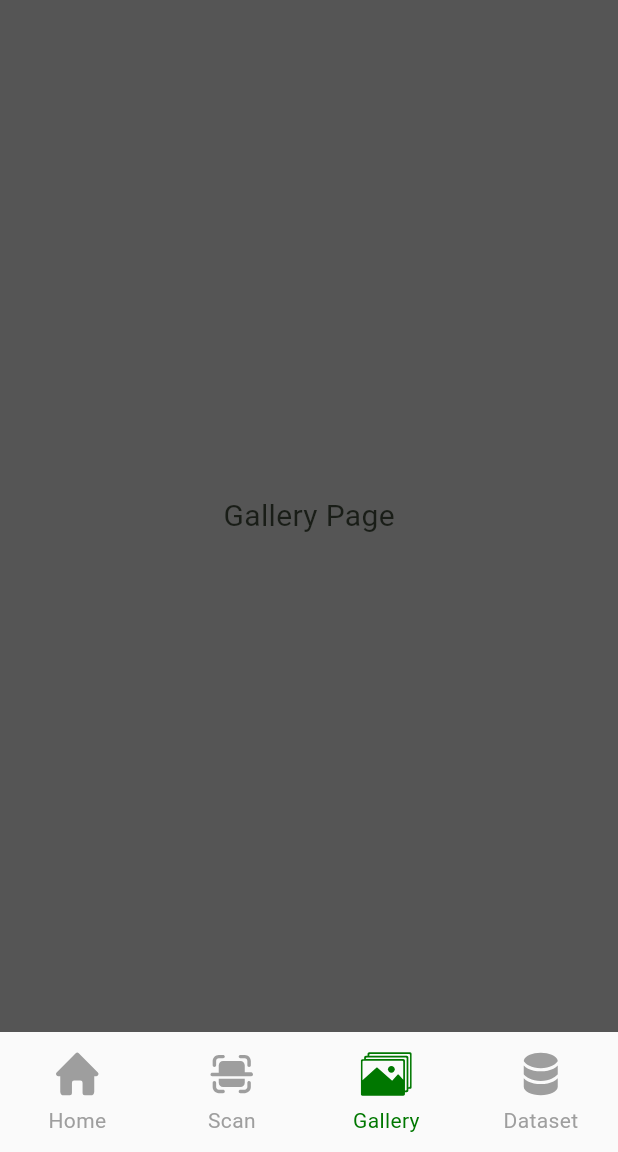
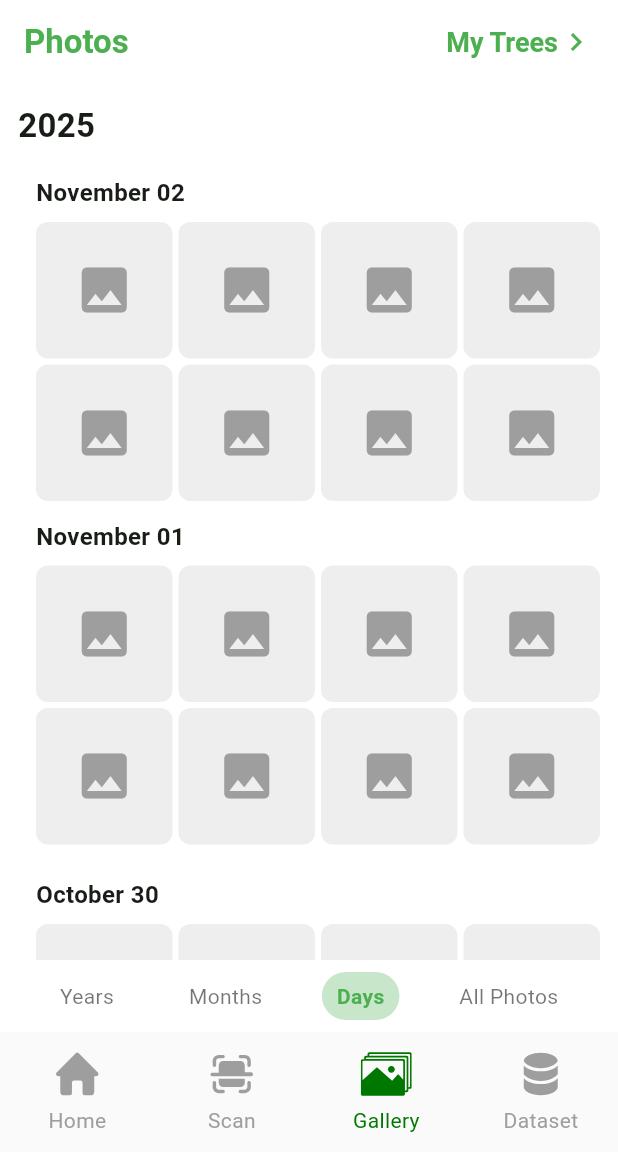
Before and after one commit to Jaero-O/Group_2_Repo_Flutter_Dev, a Flutter app: the screen it shows after launch, item 3 of the bottom bar chosen, on a phone screen of 412 x 824 dp, the part 84-1236 px from its top. Run offline on Flutter 3.47's test engine with Material 3 defaults, Android fonts, the phone set to English and light mode, and no system bars; our stand-ins replace fl_chart, flutter_svg, google_fonts.

Commit message:
feat: pages for gallery page

```diff
--- a/mangofy/lib/pages/gallery/gallery_page.dart
+++ b/mangofy/lib/pages/gallery/gallery_page.dart
@@ -1,15 +1,138 @@
 import 'package:flutter/material.dart';
+import 'my_trees_page.dart';
+import 'photos_view.dart'; // ✅ New Photos View
 
-class GalleryPage extends StatelessWidget {
-  const GalleryPage({super.key});
+class GalleryPage extends StatefulWidget {
+  final bool isSelectionMode; // 🔹 whether we are selecting photos for Dataset
+  final String? initialMode; // 🔹 start either in "Photos" or "My Trees"
+  final Function(List<String>)? onSelectionDone; // 🔹 callback for selected items
+
+  const GalleryPage({
+    super.key,
+    this.isSelectionMode = false,
+    this.initialMode,
+    this.onSelectionDone,
+  });
+
+  @override
+  State<GalleryPage> createState() => _GalleryPageState();
+}
+
+
+class _GalleryPageState extends State<GalleryPage> {
+  // Now only manages the high-level view state
+  bool isPhotosView = true;
+
+  @override
+  void initState() {
+    super.initState();
+    if (widget.initialMode == 'My Trees') {
+      isPhotosView = false;
+    }
+  }
 
   @override
   Widget build(BuildContext context) {
-    return const Center(
-      child: Text(
-        'Gallery Page',
-        style: TextStyle(fontSize: 20),
+    return Scaffold(
+      backgroundColor: Colors.white,
+
+      // ✅ TOP BAR (Switching logic remains here)
+      appBar: AppBar(
+        automaticallyImplyLeading: false,
+        backgroundColor: Colors.white,
+        elevation: 0,
+        title: Row(
+          mainAxisAlignment: MainAxisAlignment.spaceBetween,
+          children: [
+            // Title text (Photos or My Trees)
+            Text(
+              isPhotosView ? 'Photos' : 'My Trees',
+              style: const TextStyle(
+                fontSize: 22,
+                fontWeight: FontWeight.bold,
+                color: Colors.green,
+              ),
+            ),
+
+            // Toggle button
+            GestureDetector(
+              onTap: () {
+                setState(() {
+                  isPhotosView = !isPhotosView;
+                });
+              },
+              child: Row(
+                children: [
+                  Text(
+                    isPhotosView ? 'My Trees' : 'Photos',
+                    style: const TextStyle(
+                      fontSize: 18,
+                      fontWeight: FontWeight.bold,
+                      color: Colors.green,
+                    ),
+                  ),
+                  Icon(
+                    isPhotosView ? Icons.chevron_right : Icons.chevron_left,
+                    color: Colors.green,
+                  ),
+                ],
+              ),
+            ),
+          ],
+        ),
       ),
+
+      // ✅ BODY (Now uses the dedicated child widgets)
+      body: isPhotosView ? const PhotosView() : const MyTreesPage(),
+
+      // ✅ FLOATING BUTTON (Only visible in My Trees view)
+      floatingActionButton: !isPhotosView
+          ? FloatingActionButton(
+              backgroundColor: Colors.green,
+              onPressed: () {
+                // ... (Album creation logic remains here)
+                showDialog(
+                  context: context,
+                  builder: (context) {
+                    String newAlbum = '';
+                    return AlertDialog(
+                      title: const Text('Create New Album'),
+                      content: TextField(
+                        onChanged: (value) => newAlbum = value,
+                        decoration: const InputDecoration(
+                          hintText: 'Enter album name',
+                        ),
+                      ),
+                      actions: [
+                        TextButton(
+                          onPressed: () => Navigator.pop(context),
+                          child: const Text('Cancel'),
+                        ),
+                        ElevatedButton(
+                          onPressed: () {
+                            // Add album logic here
+                            Navigator.pop(context);
+                            ScaffoldMessenger.of(context).showSnackBar(
+                              SnackBar(
+                                content: Text('Album "$newAlbum" created!'),
+                              ),
+                            );
+                          },
+                          style: ElevatedButton.styleFrom(
+                            backgroundColor: Colors.green,
+                          ),
+                          child: const Text('Create'),
+                        ),
+                      ],
+                    );
+                  },
+                );
+              },
+              child: const Icon(Icons.add, color: Colors.white),
+            )
+          : null,
+
+      // Removed bottomNavigationBar property as it is now inside PhotosView
     );
   }
 }
--- /dev/null
+++ b/mangofy/lib/pages/gallery/photos_view.dart
@@ -0,0 +1,155 @@
+import 'package:flutter/material.dart';
+
+// -----------------------------------------------------------------------------
+// REUSABLE COMPONENT: The Photos Grid Content
+// -----------------------------------------------------------------------------
+// This stateless widget only displays the content, making it reusable
+// with different parents (GalleryPage or DatasetPage).
+class PhotoGridContent extends StatelessWidget {
+  const PhotoGridContent({super.key});
+
+  @override
+  Widget build(BuildContext context) {
+    return ListView(
+      padding: const EdgeInsets.all(12),
+      children: [
+        const Text(
+          '2025',
+          style: TextStyle(fontSize: 22, fontWeight: FontWeight.bold),
+        ),
+        const SizedBox(height: 8),
+        _buildMonthSection('November', ['02', '01']),
+        _buildMonthSection('October', ['30']),
+      ],
+    );
+  }
+
+  // Month/day photo grid logic (extracted from original _PhotosViewState)
+  Widget _buildMonthSection(String month, List<String> days) {
+    return Padding(
+      padding: const EdgeInsets.only(left: 12, top: 10),
+      child: Column(
+        crossAxisAlignment: CrossAxisAlignment.start,
+        children: days.map((day) {
+          return Padding(
+            padding: const EdgeInsets.only(bottom: 12),
+            child: Column(
+              crossAxisAlignment: CrossAxisAlignment.start,
+              children: [
+                Text(
+                  '$month $day',
+                  style: const TextStyle(
+                    fontSize: 16,
+                    fontWeight: FontWeight.w600,
+                  ),
+                ),
+                const SizedBox(height: 8),
+                GridView.builder(
+                  shrinkWrap: true,
+                  physics: const NeverScrollableScrollPhysics(),
+                  gridDelegate: const SliverGridDelegateWithFixedCrossAxisCount(
+                    crossAxisCount: 4,
+                    crossAxisSpacing: 4,
+                    mainAxisSpacing: 4,
+                  ),
+                  itemCount: 8,
+                  itemBuilder: (context, index) {
+                    // NOTE: This is where selection logic would be added if needed,
+                    // but for this task, we'll keep it simple and focus on the structure.
+                    return Container(
+                      decoration: BoxDecoration(
+                        color: Colors.grey[200],
+                        borderRadius: BorderRadius.circular(8),
+                      ),
+                      child: const Icon(
+                        Icons.photo,
+                        color: Colors.grey,
+                        size: 40,
+                      ),
+                    );
+                  },
+                ),
+              ],
+            ),
+          );
+        }).toList(),
+      ),
+    );
+  }
+}
+
+// -----------------------------------------------------------------------------
+// ORIGINAL PhotosView: Now acts as a stateful container for the grid and
+// bottom navigation in the main Gallery screen.
+// -----------------------------------------------------------------------------
+class PhotosView extends StatefulWidget {
+  // NEW: Add properties for selection mode if needed for the main Gallery view
+  final bool isSelectionMode;
+  final Function(List<String>)? onSelectionDone;
+
+  const PhotosView({
+    super.key,
+    this.isSelectionMode = false,
+    this.onSelectionDone,
+  });
+
+  @override
+  State<PhotosView> createState() => _PhotosViewState();
+}
+
+class _PhotosViewState extends State<PhotosView> {
+  String viewMode = 'Days';
+
+  @override
+  Widget build(BuildContext context) {
+    return Column(
+      children: [
+        // Use the new reusable component
+        const Expanded(
+          child: PhotoGridContent(),
+        ),
+
+        // Bottom Navigation Bar remains here as it's part of the main Gallery UI
+        Container(
+          color: Colors.white,
+          padding: const EdgeInsets.symmetric(vertical: 8),
+          child: Row(
+            mainAxisAlignment: MainAxisAlignment.spaceEvenly,
+            children: [
+              _buildBottomButton('Years'),
+              _buildBottomButton('Months'),
+              _buildBottomButton('Days'),
+              _buildBottomButton('All Photos'),
+            ],
+          ),
+        ),
+      ],
+    );
+  }
+
+  // Bottom navigation button (Extracted from old gallery_page.dart)
+  Widget _buildBottomButton(String label) {
+    final isActive = viewMode == label;
+    return GestureDetector(
+      onTap: () {
+        setState(() {
+          viewMode = label;
+        });
+      },
+      child: Container(
+        padding: const EdgeInsets.symmetric(horizontal: 10, vertical: 6),
+        decoration: BoxDecoration(
+          color: isActive ? Colors.green[100] : Colors.transparent,
+          borderRadius: BorderRadius.circular(20),
+        ),
+        child: Text(
+          label,
+          style: TextStyle(
+            fontWeight: isActive ? FontWeight.bold : FontWeight.normal,
+            color: isActive ? Colors.green : Colors.black54,
+          ),
+        ),
+      ),
+    );
+  }
+}
```
Also changed, not shown: mangofy/lib/pages/gallery/album_photos_page.dart (added, +48 -0 lines), mangofy/lib/pages/gallery/my_trees_page.dart (added, +80 -0 lines).
